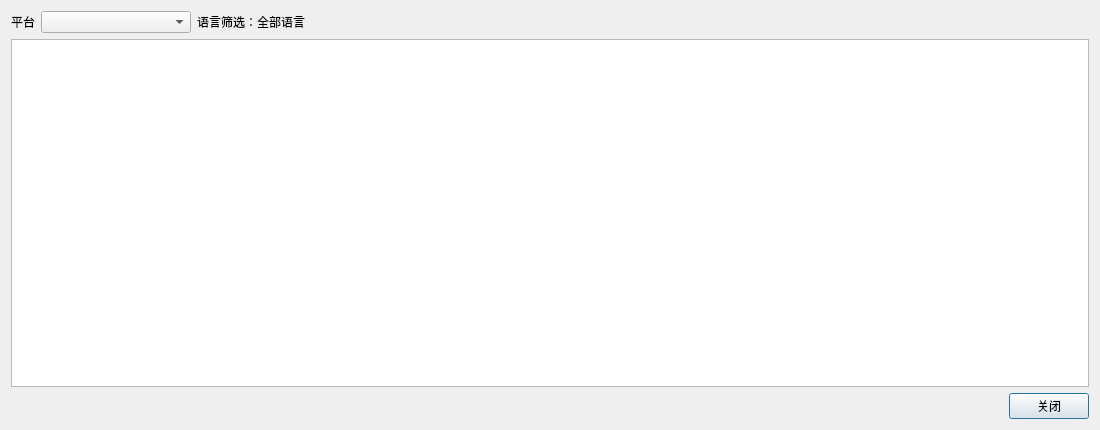
victor647/WAAPI_Tools, file ui/MediaSize.ui: the form before one commit.
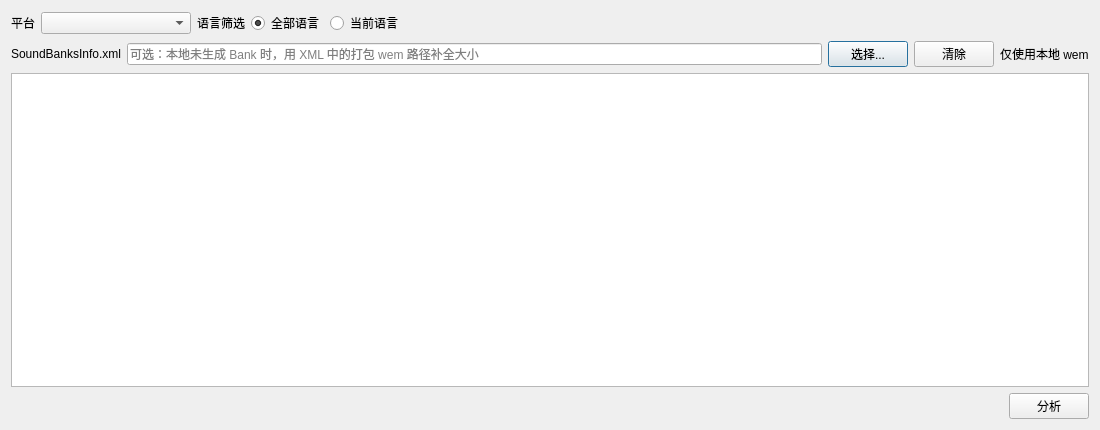
The form after the commit.

```diff
--- a/ui/MediaSize.ui
+++ b/ui/MediaSize.ui
@@ -39,10 +39,30 @@
      <item>
       <widget class="QLabel" name="lblLanguageFilter">
        <property name="text">
-        <string>语言筛选：全部语言</string>
+        <string>语言筛选</string>
        </property>
+      </widget>
+     </item>
+     <item>
+      <widget class="QRadioButton" name="rbnLangAll">
        <property name="toolTip">
-        <string>口径与主窗口「高级筛选 → 语言筛选」一致：选择「只显示当前语言」时，这里也只统计当前语言的源（SFX 等非本地化源始终保留）。</string>
+        <string>统计全部语言。与「高级筛选 → 语言筛选」共用同一设置；点击「分析」后生效。</string>
+       </property>
+       <property name="text">
+        <string>全部语言</string>
+       </property>
+       <property name="checked">
+        <bool>true</bool>
+       </property>
+      </widget>
+     </item>
+     <item>
+      <widget class="QRadioButton" name="rbnLangActive">
+       <property name="toolTip">
+        <string>只统计当前语言的源（SFX 等非本地化源始终保留）。与「高级筛选 → 语言筛选」共用同一设置；点击「分析」后生效。</string>
+       </property>
+       <property name="text">
+        <string>当前语言</string>
        </property>
       </widget>
      </item>
@@ -61,6 +81,45 @@
      </item>
     </layout>
    </item>
+   <item>
+    <layout class="QHBoxLayout" name="xmlRow">
+     <item>
+      <widget class="QLabel" name="lblSoundBanksInfo">
+       <property name="text">
+        <string>SoundBanksInfo.xml</string>
+       </property>
+      </widget>
+     </item>
+     <item>
+      <widget class="QLineEdit" name="iptSoundBanksInfoPath">
+       <property name="placeholderText">
+        <string>可选：本地未生成 Bank 时，用 XML 中的打包 wem 路径补全大小</string>
+       </property>
+      </widget>
+     </item>
+     <item>
+      <widget class="QPushButton" name="btnChooseSoundBanksInfo">
+       <property name="text">
+        <string>选择...</string>
+       </property>
+      </widget>
+     </item>
+     <item>
+      <widget class="QPushButton" name="btnClearSoundBanksInfo">
+       <property name="text">
+        <string>清除</string>
+       </property>
+      </widget>
+     </item>
+     <item>
+      <widget class="QLabel" name="lblSoundBanksInfoStatus">
+       <property name="text">
+        <string>仅使用本地 wem</string>
+       </property>
+      </widget>
+     </item>
+    </layout>
+   </item>
    <item>
     <widget class="QTableView" name="tblMediaSize"/>
    </item>
@@ -82,7 +141,7 @@
      <item>
       <widget class="QPushButton" name="btnClose">
        <property name="text">
-        <string>关闭</string>
+        <string>分析</string>
        </property>
       </widget>
      </item>
```
Left out of the diff: 7 changed lines with no effect on the pictures.
